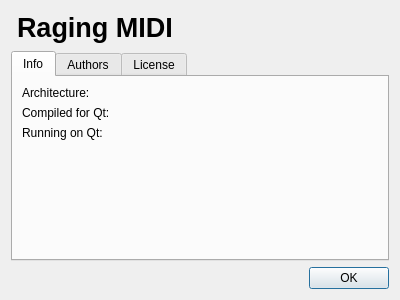
First picture: the form in src/Gui/Dialogs/AboutDlg.ui, repository waddlesplash/ragingmidi, before the edit.
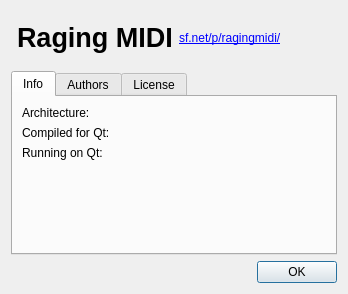
Second picture: the form after the edit. Icons and pictures are not drawn.

Commit message: Add link to About dialog.

Diff of the .ui file:
```diff
--- a/src/Gui/Dialogs/AboutDlg.ui
+++ b/src/Gui/Dialogs/AboutDlg.ui
@@ -6,8 +6,8 @@
    <rect>
     <x>0</x>
     <y>0</y>
-    <width>400</width>
-    <height>300</height>
+    <width>348</width>
+    <height>294</height>
    </rect>
   </property>
   <property name="windowTitle">
@@ -53,6 +53,13 @@
       <property name="margin">
        <number>0</number>
       </property>
+      <item row="2" column="0">
+       <widget class="QLabel" name="fromRevLbl">
+        <property name="text">
+         <string notr="true">&lt;from rev. label&gt;</string>
+        </property>
+       </widget>
+      </item>
       <item row="0" column="0">
        <widget class="QLabel" name="versionLbl">
         <property name="text">
@@ -61,9 +68,9 @@
        </widget>
       </item>
       <item row="1" column="0">
-       <widget class="QLabel" name="fromRevLbl">
+       <widget class="QLabel" name="urlLbl">
         <property name="text">
-         <string notr="true">&lt;from rev. label&gt;</string>
+         <string notr="true">&lt;html&gt;&lt;head/&gt;&lt;body&gt;&lt;p&gt;&lt;a href=&quot;http://sourceforge.net/projects/ragingmidi/&quot;&gt;&lt;span style=&quot; text-decoration: underline; color:#0000ff;&quot;&gt;sf.net/p/ragingmidi/&lt;/span&gt;&lt;/a&gt;&lt;/p&gt;&lt;/body&gt;&lt;/html&gt;</string>
         </property>
        </widget>
       </item>
```
The commit also changes 3 other files.
